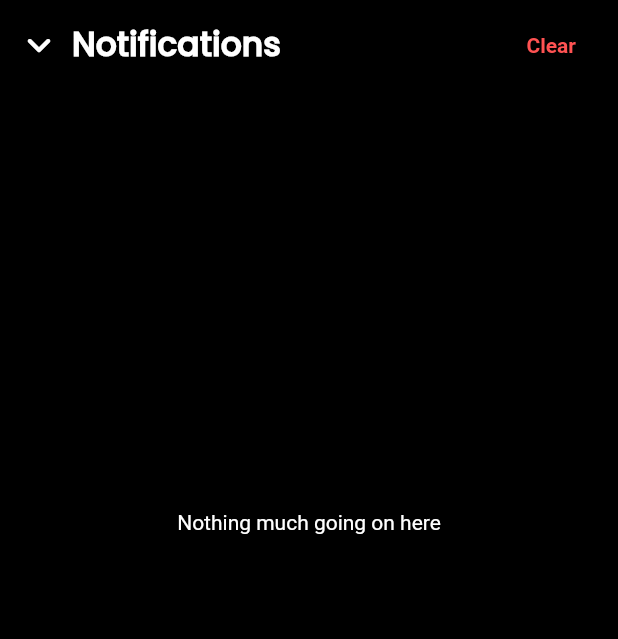
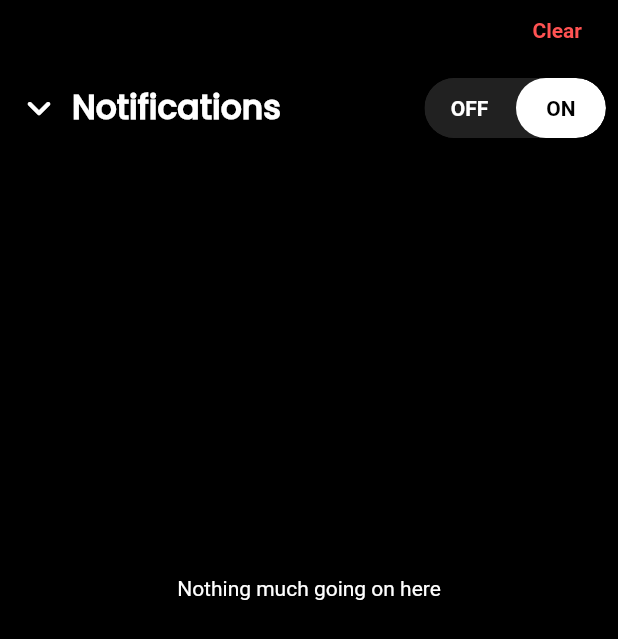
Before and after one commit to shubhamkislay/drumm_app, a Flutter app: the NotificationWidget screen opened directly, after a tap on "Clear", on a phone screen of 412 x 824 dp. Shown: the top 639 px of the screen. Run offline on Flutter 3.47's test engine with Material 2 defaults, Android fonts, the phone set to English and light mode, and no system bars; drawn by our look-alikes of auto_size_text, toggle_switch; our stand-ins replace animated_text_kit, animated_toggle_switch, blur, cached_network_image, cloud_firestore, expandable_text and 19 more; missing offline and left inert: agora_rtc_engine, algolia, algolia_insights, animated_snack_bar, debounce_throttle, floating_frosted_bottom_bar and 10 more; accounts and stored records are empty; statements that could not run were skipped; project files that could hold a hidden picture were left out.

Commit message:
Notification toggle

```diff
--- a/lib/notification_widget.dart
+++ b/lib/notification_widget.dart
@@ -1,5 +1,6 @@
 import 'dart:convert';
 
+import 'package:animated_toggle_switch/animated_toggle_switch.dart';
 import 'package:auto_size_text/auto_size_text.dart';
 import 'package:drumm_app/custom/create_jam_bottom_sheet.dart';
 import 'package:drumm_app/notification_item.dart';
@@ -12,8 +13,10 @@ import 'package:drumm_app/model/drumm_card.dart';
 import 'package:drumm_app/skeleton_band.dart';
 import 'package:drumm_app/theme/theme_constants.dart';
 import 'package:flutter_spinkit/flutter_spinkit.dart';
+import 'package:flutter_vibrate/flutter_vibrate.dart';
 import 'package:lottie/lottie.dart';
 import 'package:shared_preferences/shared_preferences.dart';
+import 'package:toggle_switch/toggle_switch.dart';
 
 import 'create_band.dart';
 import 'custom/helper/firebase_db_operations.dart';
@@ -36,6 +39,11 @@ class NotificationWidgetState extends State<NotificationWidget>
   List<Jam> openDrumms = [];
   List<DrummCard> openDrummCards = [];
   bool loaded = false;
+  late SharedPreferences notiPref;
+
+  int notifactionValue = 1;
+
+  bool notify = true;
 
   @override
   Widget build(BuildContext context) {
@@ -52,9 +60,17 @@ class NotificationWidgetState extends State<NotificationWidget>
                 child: SingleChildScrollView(
                   child: SafeArea(
                     child: Column(
-                      crossAxisAlignment: CrossAxisAlignment.start,
-                      mainAxisAlignment: MainAxisAlignment.start,
+                      crossAxisAlignment: CrossAxisAlignment.end,
+                      mainAxisAlignment: MainAxisAlignment.end,
                       children: [
+                        Padding(
+                          padding: const EdgeInsets.symmetric(horizontal: 24,vertical: 12),
+                          child: GestureDetector(
+                              onTap: (){
+                                clearNotifications();
+                              },
+                              child: Text("Clear",style: TextStyle(fontWeight: FontWeight.bold,color: Colors.redAccent),)),
+                        ),
                         Container(
                           alignment: Alignment.centerLeft,
                           padding:
@@ -106,14 +122,30 @@ class NotificationWidgetState extends State<NotificationWidget>
                                   ),
                                 ),
                               ),
-                              Padding(
-                                padding: const EdgeInsets.symmetric(horizontal: 24),
-                                child: GestureDetector(
-                                    onTap: (){
-                                      clearNotifications();
-                                    },
-                                    child: Text("Clear",style: TextStyle(fontWeight: FontWeight.bold,color: Colors.redAccent),)),
-                              )
+                              Padding(padding: EdgeInsets.all(4),
+                                child: ToggleSwitch(
+                                  minWidth: 60.0,
+                                  cornerRadius: 20.0,
+                                  activeBgColors: [[Colors.redAccent], [Colors.white!]],
+                                  activeFgColor:  Colors.black,
+                                  inactiveBgColor: Colors.grey.shade900,
+                                  inactiveFgColor: Colors.white,
+                                  initialLabelIndex: notify ? 1:0,
+                                  totalSwitches: 2,
+                                  labels: ['OFF', 'ON'],
+                                  radiusStyle: true,
+                                  customTextStyles: [
+                                    TextStyle(
+                                      fontWeight: FontWeight.bold
+                                    )
+                                  ],
+                                  onToggle: (index) {
+                                    Vibrate.feedback(FeedbackType.impact);
+                                    print('switched to: $index');
+                                    setNotify(index);
+                                  },
+                                ),
+                              ),
                             ],
                           ),
                         ),
@@ -206,12 +238,21 @@ class NotificationWidgetState extends State<NotificationWidget>
   void initState() {
     // TODO: implement initState
     super.initState();
+
     initialise();
   }
 
-  void initialise(){
+  void initialise() async{
+    notiPref = await SharedPreferences.getInstance();
+    notify = notiPref.getBool("notify")??true;
+
     getNotifications();
   }
+
+  Widget rollingIconBuilder(int? value, bool foreground) {
+    return notifactionValue == 1 ? Icon(Icons.access_time_rounded):Icon(Icons.ac_unit);
+  }
+
 
   @override
   // TODO: implement wantKeepAlive
@@ -262,7 +303,7 @@ class NotificationWidgetState extends State<NotificationWidget>
   }
 
   void clearNotifications() async {
-    SharedPreferences notiPref = await SharedPreferences.getInstance();
+   // SharedPreferences notiPref = await SharedPreferences.getInstance();
     notiPref.setStringList("notifications", []);
 
     setState(() {
@@ -270,4 +311,17 @@ class NotificationWidgetState extends State<NotificationWidget>
       loaded=true;
     });
   }
+
+  void setNotify(int? index) {
+    if(index == 1){
+      notiPref.setBool("notify", true);
+      notify=true;
+      FirebaseDBOperations.subscribeToUserBands();
+    }
+    else {
+      notiPref.setBool("notify", false);
+      notify = false;
+      FirebaseDBOperations.unSubscribeToUserBands();
+    }
+  }
 }
--- a/pubspec.yaml
+++ b/pubspec.yaml
@@ -87,6 +87,8 @@ dependencies:
   flutter_cache_manager: ^3.3.1
   flutter_chip_tags: ^2.0.2
   algolia_insights: ^0.1.2
+  animated_toggle_switch: ^0.8.0
+  toggle_switch: ^2.1.0
 
 dev_dependencies:
   flutter_test:
```
Also changed, not shown: lib/custom/helper/firebase_db_operations.dart (+24 -2 lines), lib/main.dart (+6 -3 lines), pubspec.lock.
